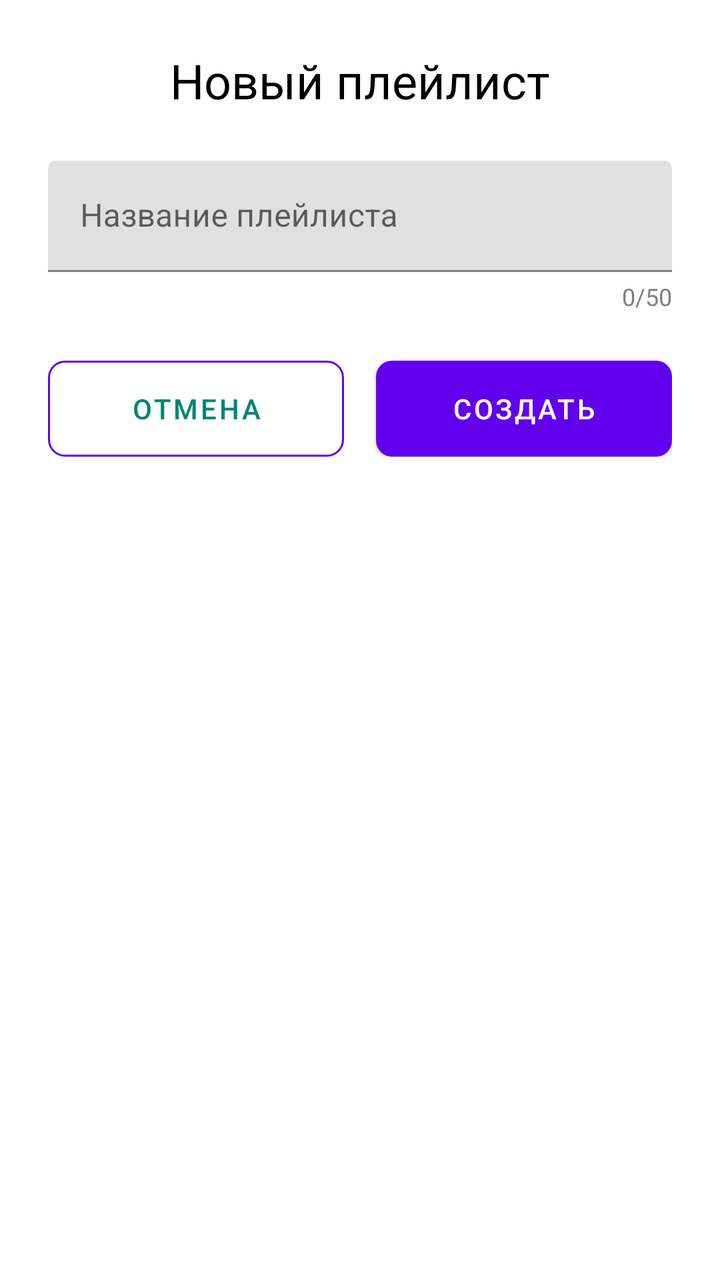
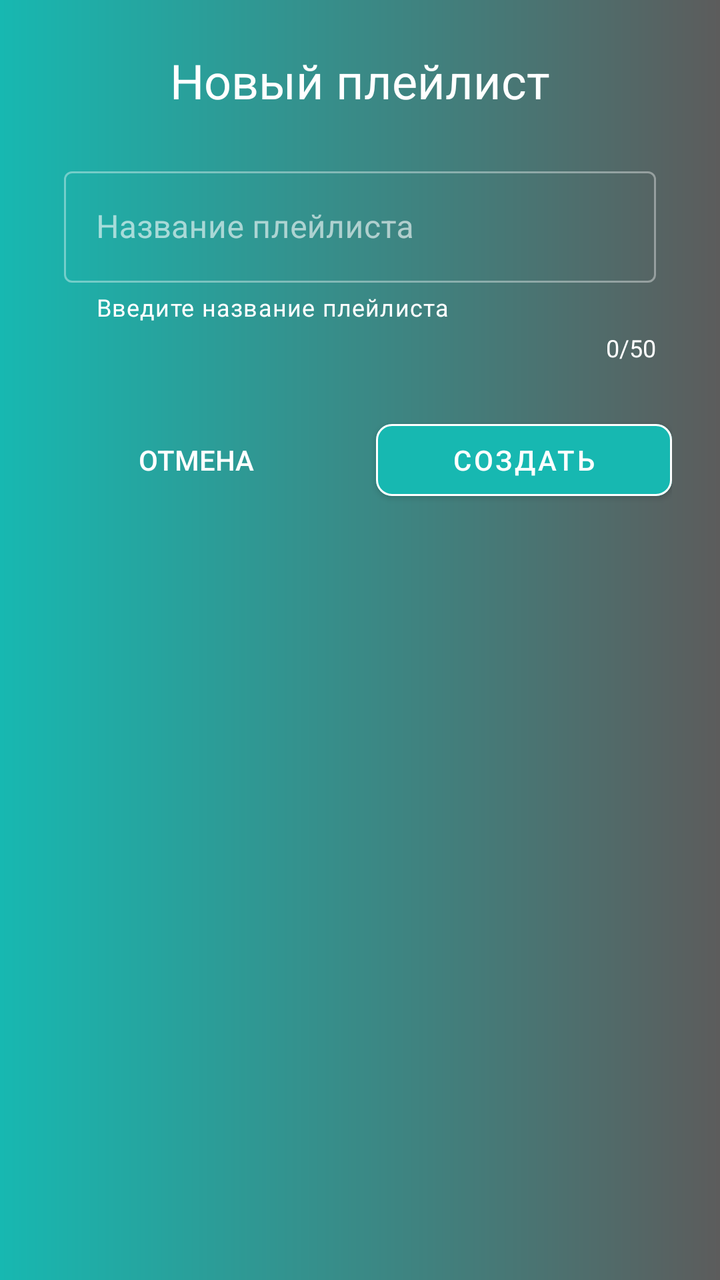

The first picture is an Android layout as it rendered before a commit; the second is the same layout after the commit. The layout source and the unified diff follow.
<!-- AndroidManifest.xml: application theme Theme.MuzPleer -->
<!-- res/layout/dialog_create_playlist.xml -->
<?xml version="1.0" encoding="utf-8"?>
<androidx.constraintlayout.widget.ConstraintLayout xmlns:android="http://schemas.android.com/apk/res/android"
    xmlns:app="http://schemas.android.com/apk/res-auto"
    xmlns:tools="http://schemas.android.com/tools"
    android:layout_width="match_parent"
    android:layout_height="wrap_content"
    android:padding="24dp"
    android:background="@drawable/dialog_background">

    
    <TextView
        android:id="@+id/tvTitle"
        android:layout_width="0dp"
        android:layout_height="wrap_content"
        android:text="Новый плейлист"
        android:textAppearance="@style/TextAppearance.AppCompat.Headline"
        android:textAlignment="center"
        android:textColor="@color/black"
        app:layout_constraintEnd_toEndOf="parent"
        app:layout_constraintStart_toStartOf="parent"
        app:layout_constraintTop_toTopOf="parent" />

    
    <com.google.android.material.textfield.TextInputLayout
        android:id="@+id/tilPlaylistName"
        android:layout_width="0dp"
        android:layout_height="wrap_content"
        android:layout_marginTop="24dp"
        android:hint="Название плейлиста"
        app:layout_constraintEnd_toEndOf="parent"
        app:layout_constraintStart_toStartOf="parent"
        app:layout_constraintTop_toBottomOf="@+id/tvTitle">

        <com.google.android.material.textfield.TextInputEditText
            android:id="@+id/etPlaylistName"
            android:layout_width="match_parent"
            android:layout_height="wrap_content"
            android:imeOptions="actionDone"
            android:inputType="textCapWords"
            android:maxLength="50"
            android:singleLine="true"
            tools:ignore="Autofill" />

    </com.google.android.material.textfield.TextInputLayout>

    
    <TextView
        android:id="@+id/tvCharCount"
        android:layout_width="wrap_content"
        android:layout_height="wrap_content"
        android:layout_marginTop="4dp"
        android:text="0/50"
        android:textAppearance="@style/TextAppearance.AppCompat.Caption"
        android:textColor="@color/gray"
        app:layout_constraintEnd_toEndOf="@+id/tilPlaylistName"
        app:layout_constraintTop_toBottomOf="@+id/tilPlaylistName" />

    
    <LinearLayout
        android:id="@+id/llButtons"
        android:layout_width="0dp"
        android:layout_height="wrap_content"
        android:layout_marginTop="24dp"
        android:orientation="horizontal"
        android:weightSum="2"
        app:layout_constraintEnd_toEndOf="parent"
        app:layout_constraintStart_toStartOf="parent"
        app:layout_constraintTop_toBottomOf="@+id/tvCharCount">

        
        <Button
            android:id="@+id/btnCancel"
            android:layout_width="0dp"
            android:layout_height="wrap_content"
            android:layout_marginEnd="8dp"
            android:layout_weight="1"
            android:background="@drawable/button_outline"
            android:text="Отмена"
            android:textColor="@color/colorPrimary" />

        
        <Button
            android:id="@+id/btnCreate"
            android:layout_width="0dp"
            android:layout_height="wrap_content"
            android:layout_marginStart="8dp"
            android:layout_weight="1"
            android:background="@drawable/button_primary"
            android:text="Создать"
            android:textColor="@color/white" />

    </LinearLayout>

</androidx.constraintlayout.widget.ConstraintLayout>
<!-- resources referenced by this layout -->
<resources>
  <color name="black">#FF000000</color>
  <color name="colorPrimary">#008577</color>
  <color name="gray">#808080</color>
  <color name="white">#FFFFFFFF</color>
  <!-- drawable button_outline (drawable) -->
  <?xml version="1.0" encoding="utf-8"?>
  <shape xmlns:android="http://schemas.android.com/apk/res/android">
      <stroke
          android:width="1dp"
          android:color="@color/colorPrimary" />
      <solid android:color="@android:color/transparent" />
      <corners android:radius="8dp" />
  </shape>
  <!-- drawable button_primary (drawable) -->
  <?xml version="1.0" encoding="utf-8"?>
  <shape xmlns:android="http://schemas.android.com/apk/res/android">
      <solid android:color="@color/colorPrimary" />
      <corners android:radius="8dp" />
  </shape>
  <!-- drawable dialog_background (drawable) -->
  <?xml version="1.0" encoding="utf-8"?>
  <shape xmlns:android="http://schemas.android.com/apk/res/android">
      <solid android:color="@android:color/white" />
      <corners android:radius="12dp" />
  </shape>
  <style name="Theme.MuzPleer" parent="Theme.MaterialComponents.DayNight.DarkActionBar">
          
          <item name="colorPrimary">@color/purple_500</item>
          <item name="colorPrimaryVariant">@color/purple_700</item>
          <item name="colorOnPrimary">@color/white</item>
          
          <item name="colorSecondary">@color/teal_200</item>
          <item name="colorSecondaryVariant">@color/teal_700</item>
          <item name="colorOnSecondary">@color/black</item>
          
          <item name="android:statusBarColor">?attr/colorPrimaryVariant</item>
          
      </style>
  <color name="purple_500">#FF6200EE</color>
  <color name="purple_700">#FF3700B3</color>
  <color name="teal_200">#FF03DAC5</color>
  <color name="teal_700">#FF018786</color>
</resources>

<!-- the commit's change to res/layout/dialog_create_playlist.xml (unified diff, before → after) -->
@@ -5,7 +5,7 @@
     android:layout_width="match_parent"
     android:layout_height="wrap_content"
     android:padding="24dp"
-    android:background="@drawable/dialog_background">
+    android:background="@drawable/item_list_effects">
 
     
     <TextView
@@ -15,7 +15,7 @@
         android:text="Новый плейлист"
         android:textAppearance="@style/TextAppearance.AppCompat.Headline"
         android:textAlignment="center"
-        android:textColor="@color/black"
+        android:textColor="@color/white"
         app:layout_constraintEnd_toEndOf="parent"
         app:layout_constraintStart_toStartOf="parent"
         app:layout_constraintTop_toTopOf="parent" />
@@ -23,10 +23,17 @@
     
     <com.google.android.material.textfield.TextInputLayout
         android:id="@+id/tilPlaylistName"
-        android:layout_width="0dp"
+        style="@style/Widget.MaterialComponents.TextInputLayout.OutlinedBox"
+        android:layout_width="match_parent"
         android:layout_height="wrap_content"
         android:layout_marginTop="24dp"
+        android:layout_marginStart="8dp"
+        android:layout_marginEnd="8dp"
         android:hint="Название плейлиста"
+        android:theme="@style/WhiteTextInputLayoutOverlay"
+        app:counterEnabled="false"
+        app:helperText="Введите название плейлиста"
+        app:helperTextTextColor="@android:color/white"
         app:layout_constraintEnd_toEndOf="parent"
         app:layout_constraintStart_toStartOf="parent"
         app:layout_constraintTop_toBottomOf="@+id/tvTitle">
@@ -38,9 +45,9 @@
             android:imeOptions="actionDone"
             android:inputType="textCapWords"
             android:maxLength="50"
+            android:textColor="@color/white"
             android:singleLine="true"
             tools:ignore="Autofill" />
-
     </com.google.android.material.textfield.TextInputLayout>
 
     
@@ -51,7 +58,7 @@
         android:layout_marginTop="4dp"
         android:text="0/50"
         android:textAppearance="@style/TextAppearance.AppCompat.Caption"
-        android:textColor="@color/gray"
+        android:textColor="@color/white"
         app:layout_constraintEnd_toEndOf="@+id/tilPlaylistName"
         app:layout_constraintTop_toBottomOf="@+id/tilPlaylistName" />
 
@@ -68,26 +75,30 @@
         app:layout_constraintTop_toBottomOf="@+id/tvCharCount">
 
         
-        <Button
+        <com.google.android.material.button.MaterialButton
             android:id="@+id/btnCancel"
+            style="@style/Widget.AppCompat.Button.Borderless"
             android:layout_width="0dp"
             android:layout_height="wrap_content"
             android:layout_marginEnd="8dp"
             android:layout_weight="1"
-            android:background="@drawable/button_outline"
             android:text="Отмена"
-            android:textColor="@color/colorPrimary" />
+            android:textColor="@color/white"
+           />
 
         
-        <Button
+        <com.google.android.material.button.MaterialButton
             android:id="@+id/btnCreate"
             android:layout_width="0dp"
             android:layout_height="wrap_content"
             android:layout_marginStart="8dp"
             android:layout_weight="1"
-            android:background="@drawable/button_primary"
             android:text="Создать"
-            android:textColor="@color/white" />
+            app:strokeColor="@color/white"
+            app:strokeWidth="1dp"
+            android:textColor="@color/white"
+            app:backgroundTint="@color/colorSecondaryBlue"
+            app:cornerRadius="8dp"/>
 
     </LinearLayout>
 
<!-- resource entries referenced after the edit -->
@@ -1,30 +1,23 @@
 <!-- resources referenced by this layout -->
 <resources>
+  <color name="colorSecondaryBlue">#17B8B1</color>
   <color name="black">#FF000000</color>
-  <color name="colorPrimary">#008577</color>
-  <color name="gray">#808080</color>
   <color name="white">#FFFFFFFF</color>
-  <!-- drawable button_outline (drawable) -->
-  <?xml version="1.0" encoding="utf-8"?>
-  <shape xmlns:android="http://schemas.android.com/apk/res/android">
-      <stroke
-          android:width="1dp"
-          android:color="@color/colorPrimary" />
-      <solid android:color="@android:color/transparent" />
-      <corners android:radius="8dp" />
+  <!-- drawable item_list_effects (drawable) -->
+  <shape xmlns:android="http://schemas.android.com/apk/res/android"
+      android:shape="rectangle">
+      <gradient
+          android:angle="0"
+          android:endColor="#5C5C5C"
+          android:startColor="#17B8B1"
+          android:type="linear" />
   </shape>
-  <!-- drawable button_primary (drawable) -->
-  <?xml version="1.0" encoding="utf-8"?>
-  <shape xmlns:android="http://schemas.android.com/apk/res/android">
-      <solid android:color="@color/colorPrimary" />
-      <corners android:radius="8dp" />
-  </shape>
-  <!-- drawable dialog_background (drawable) -->
-  <?xml version="1.0" encoding="utf-8"?>
-  <shape xmlns:android="http://schemas.android.com/apk/res/android">
-      <solid android:color="@android:color/white" />
-      <corners android:radius="12dp" />
-  </shape>
+  <style name="WhiteTextInputLayoutOverlay" parent="">
+          
+          <item name="colorPrimary">@android:color/white</item>
+          
+          <item name="colorOnSurface">@android:color/white</item>
+      </style>
   <style name="Theme.MuzPleer" parent="Theme.MaterialComponents.DayNight.DarkActionBar">
           
           <item name="colorPrimary">@color/purple_500</item>
